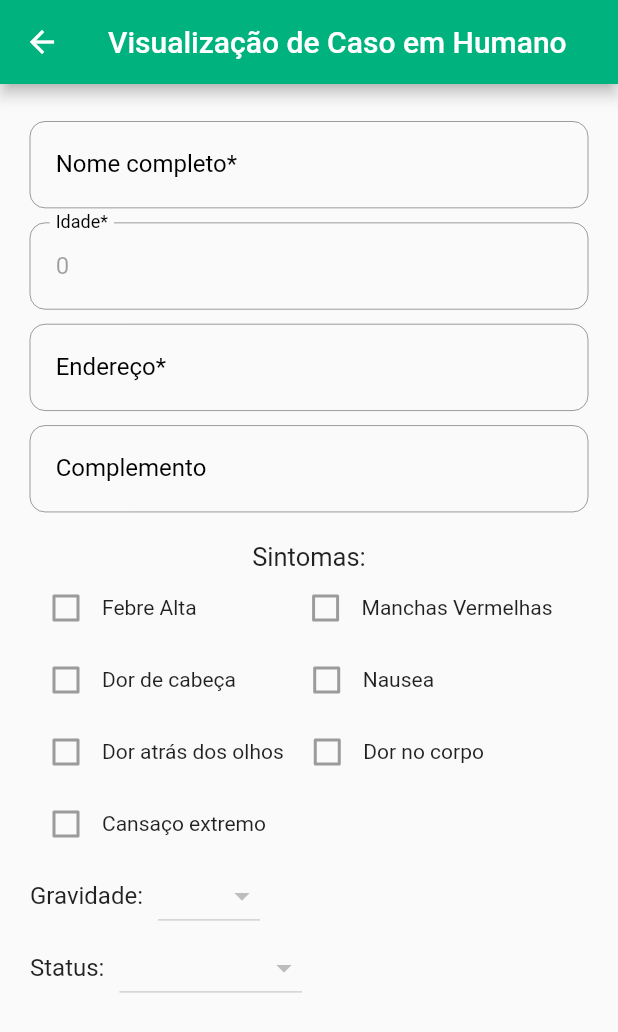
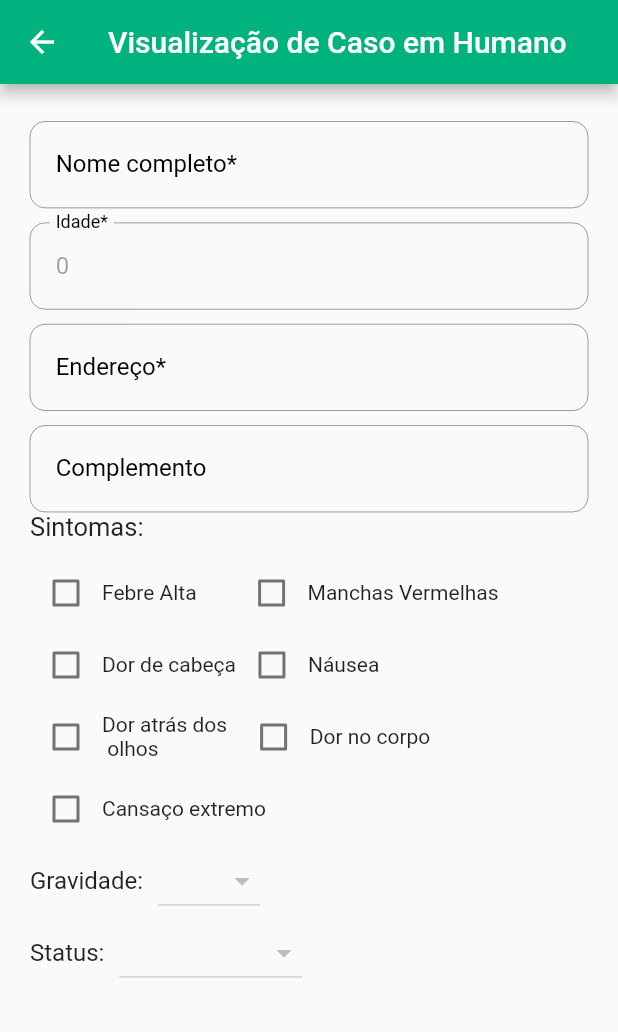
Before and after one commit to rp-5/dengue-frontend, a Flutter app: the HumanView screen opened directly with empty values, on a phone screen of 412 x 824 dp. Shown: the top 1032 px of the screen. Run offline on Flutter 3.47's test engine with Material 2 defaults, Android fonts, the phone set to English and light mode, and no system bars; our stand-ins replace animated_bottom_navigation_bar, charts_flutter, flutter_feather_icons; network calls fail.

Commit message:
boundary fixes

```diff
--- a/dengue/lib/src/pages/human_view.dart
+++ b/dengue/lib/src/pages/human_view.dart
@@ -53,7 +53,6 @@ class HumanViewState extends State<HumanView> {
     super.initState();
   }
 
-
   bool febre = false;
   bool manchas = false;
   bool dorCab = false;
@@ -75,7 +74,7 @@ class HumanViewState extends State<HumanView> {
       ),
       body: Padding(
         padding: const EdgeInsets.all(20),
-        child:SingleChildScrollView(
+        child: SingleChildScrollView(
           child: Form(
             key: formKey,
             child: Column(
@@ -92,40 +91,64 @@ class HumanViewState extends State<HumanView> {
                   decoration: InputDecoration(labelText: 'Idade*'),
                   enabled: false,
                 ),
-              SizedBox(height: 10,),
+                SizedBox(
+                  height: 10,
+                ),
                 TextFormField(
                   initialValue: widget.human.address,
                   decoration: const InputDecoration(labelText: 'Endereço*'),
                   enabled: false,
                 ),
-              SizedBox(height: 10,),
+                SizedBox(
+                  height: 10,
+                ),
                 TextFormField(
                   initialValue: widget.human.complement,
                   decoration: const InputDecoration(labelText: 'Complemento'),
                   enabled: false,
                 ),
+                Row(
+                  children: const [
+                    Text(
+                      'Sintomas:',
+                      style: TextStyle(
+                        fontSize: 17,
+                      ),
+                    ),
+                  ],
+                ),
                 const SizedBox(
-                height: 20,
+                  height: 10,
                 ),
-              const Text('Sintomas:',
-              style: TextStyle(fontSize: 17),),
                 Row(
                   children: [
                     Checkbox(
                       checkColor: Colors.black,
                       activeColor: Colors.green,
-                    value: _humanRegisterController.getFebre(),
-                    onChanged: null,
+                      value: febre,
+                      onChanged: (bool? value) {
+                        setState(() {
+                          febre = value!;
+                          _humanRegisterController.setFebre(febre);
+                        });
+                      },
                     ),
-                  Text("Febre Alta"),
-                  SizedBox(width: 62,),
+                    const Text("Febre Alta"),
+                    const SizedBox(
+                      width: 26,
+                    ),
                     Checkbox(
                       checkColor: Colors.black,
                       activeColor: Colors.green,
-                    value: _humanRegisterController.getManchas(),
-                    onChanged: null,
+                      value: manchas,
+                      onChanged: (bool? value) {
+                        setState(() {
+                          manchas = value!;
+                          _humanRegisterController.setManchas(manchas);
+                        });
+                      },
                     ),
-                  Text("Manchas Vermelhas"),
+                    const Text("Manchas Vermelhas"),
                   ],
                 ),
                 Row(
@@ -133,18 +156,27 @@ class HumanViewState extends State<HumanView> {
                     Checkbox(
                       checkColor: Colors.black,
                       activeColor: Colors.green,
-                    value: _humanRegisterController.getDorCabeca(),
-                    onChanged: null,
+                      value: dorCab,
+                      onChanged: (bool? value) {
+                        setState(() {
+                          dorCab = value!;
+                          _humanRegisterController.setdorCabeca(dorCab);
+                        });
+                      },
                     ),
-                  Text("Dor de cabeça"),
-                  SizedBox(width: 36.5,),
+                    const Text("Dor de cabeça"),
                     Checkbox(
                       checkColor: Colors.black,
                       activeColor: Colors.green,
-                    value: _humanRegisterController.getNausea(),
-                    onChanged: null,
+                      value: nausea,
+                      onChanged: (bool? value) {
+                        setState(() {
+                          nausea = value!;
+                          _humanRegisterController.setNausea(nausea);
+                        });
+                      },
                     ),
-                  Text("Nausea"),
+                    const Text("Náusea"),
                   ],
                 ),
                 Row(
@@ -152,18 +184,30 @@ class HumanViewState extends State<HumanView> {
                     Checkbox(
                       checkColor: Colors.black,
                       activeColor: Colors.green,
-                    value: _humanRegisterController.getDorOlhos(),
-                    onChanged: null,
+                      value: dorOlhos,
+                      onChanged: (bool? value) {
+                        setState(() {
+                          dorOlhos = value!;
+                          _humanRegisterController.setDorOlhos(dorOlhos);
+                        });
+                      },
                     ),
-                  Text("Dor atrás dos olhos"),
-                  SizedBox(width: 5,),
+                    const Text("Dor atrás dos\n olhos"),
+                    const SizedBox(
+                      width: 7,
+                    ),
                     Checkbox(
                       checkColor: Colors.black,
                       activeColor: Colors.green,
-                    value: _humanRegisterController.getDorCorpo(),
-                    onChanged: null,
+                      value: dorCorpo,
+                      onChanged: (bool? value) {
+                        setState(() {
+                          dorCorpo = value!;
+                          _humanRegisterController.setDorCorpo(dorCorpo);
+                        });
+                      },
                     ),
-                  Text("Dor no corpo"),
+                    const Text("Dor no corpo"),
                   ],
                 ),
                 Row(
@@ -171,16 +215,23 @@ class HumanViewState extends State<HumanView> {
                     Checkbox(
                       checkColor: Colors.black,
                       activeColor: Colors.green,
-                    value: _humanRegisterController.getCansaco(),
-                    onChanged: null,
+                      value: cansaco,
+                      onChanged: (bool? value) {
+                        setState(() {
+                          cansaco = value!;
+                          _humanRegisterController.setCansaco(cansaco);
+                        });
+                      },
                     ),
-                  Text("Cansaço extremo"),
+                    const Text("Cansaço extremo"),
                   ],
                 ),
                 Row(
                   children: [
-                  const Text('Gravidade:',
-                  style: TextStyle(fontSize: 16),),
+                    const Text(
+                      'Gravidade:',
+                      style: TextStyle(fontSize: 16),
+                    ),
                     const SizedBox(
                       width: 10,
                     ),
@@ -200,8 +251,7 @@ class HumanViewState extends State<HumanView> {
                 ),
                 Row(
                   children: [
-                  const Text('Status:',
-                  style: TextStyle(fontSize: 16)),
+                    const Text('Status:', style: TextStyle(fontSize: 16)),
                     const SizedBox(
                       width: 10,
                     ),
```
Also changed, not shown: dengue/lib/src/components/human_tile.dart (+3 -4 lines), dengue/lib/src/components/region_tile.dart (+4 -5 lines), dengue/lib/src/controllers/human_register_controller.dart (+4 -4 lines), dengue/lib/src/controllers/region_register_controller.dart (+4 -4 lines), dengue/lib/src/pages/region_cases.dart (+0 -16 lines). Lines whose indentation alone changed are shown as unchanged.
